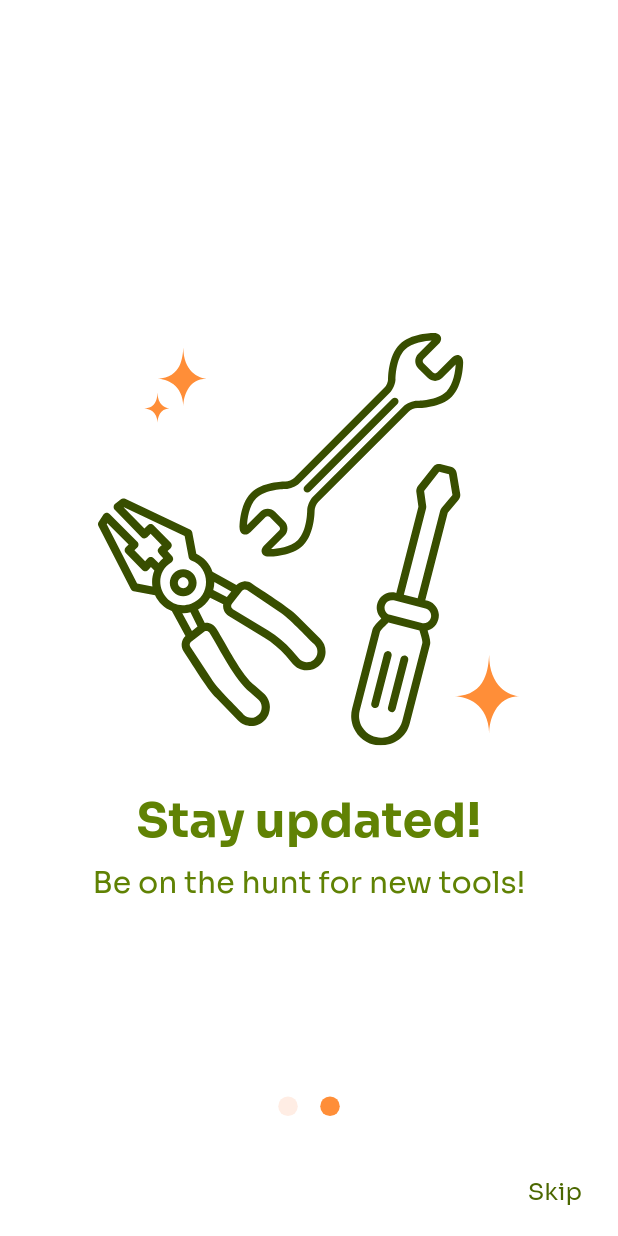
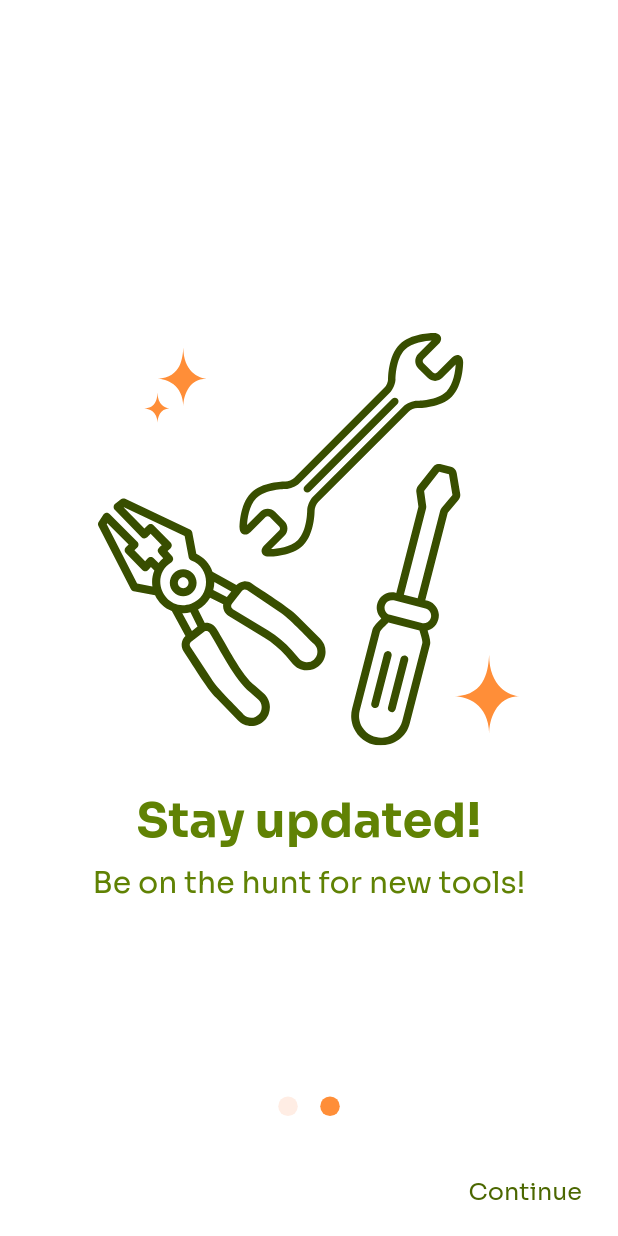
Before and after one commit to conraduouou/toolmart, a Flutter app: the screen it shows after launch, on a phone screen of 412 x 824 dp. Run offline on Flutter 3.47's test engine with Material 2 defaults, Android fonts, the phone set to English and light mode, and no system bars; our stand-ins replace flutter_svg.

Commit message:
+1: update skip text to continue on page 1

```diff
--- a/lib/screens/landing/landing_screen.dart
+++ b/lib/screens/landing/landing_screen.dart
@@ -56,9 +56,10 @@ class _SkipText extends StatelessWidget {
         highlightColor: Colors.transparent,
         hoverColor: Colors.transparent,
         splashColor: Colors.transparent,
+        // this callback updates UI in landing_sequence.dart
         onTap: () => notifier.value = 2,
         child: Text(
-          'Skip',
+          notifier.value >= 1 ? 'Continue' : 'Skip',
           style: kBodyStyle.copyWith(
             color: kSecondaryColor.shade40,
           ),
```
